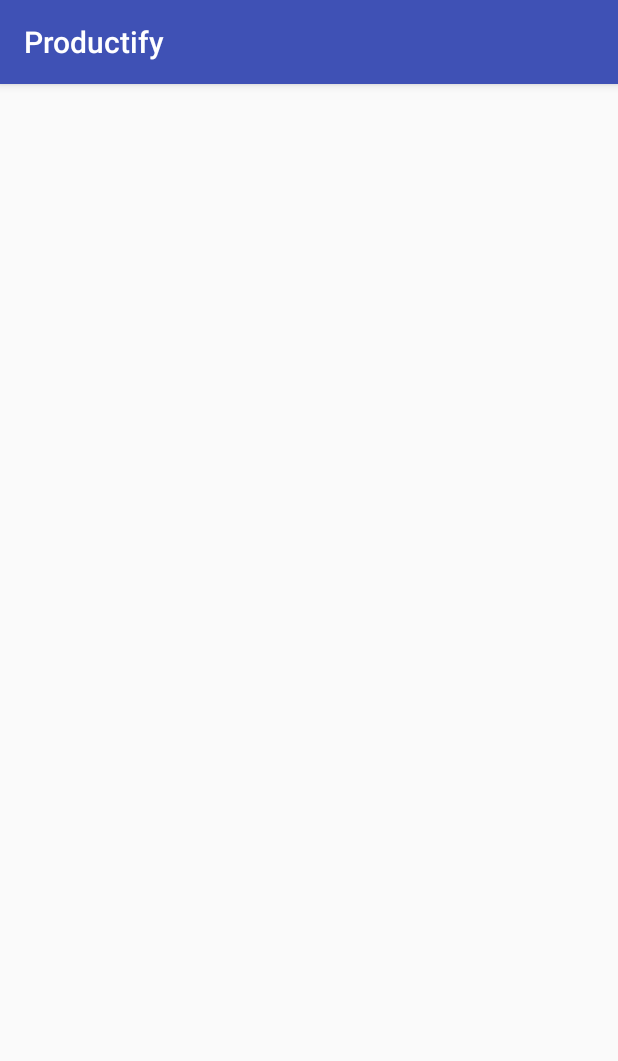
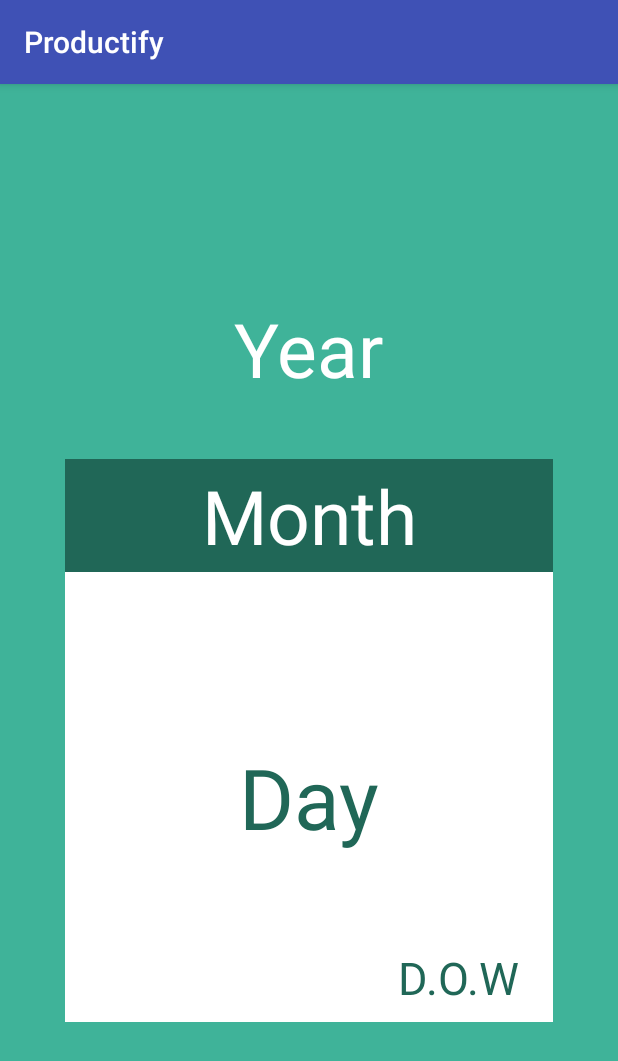
Before and after one commit to AMPITUP19/Productify, an Android app: the Date screen opened directly, with no data from a screen before it, on a phone screen of 412 x 824 dp. Shown: the top 1061 px of the screen. Run offline under Robolectric (Android 15) with nearby library versions, the phone set to English and light mode, and no system bars; 5 statements that could not run were skipped.

Commit message:
April 18

```diff
--- a/app/src/main/AndroidManifest.xml
+++ b/app/src/main/AndroidManifest.xml
@@ -29,7 +29,7 @@
             android:name=".AssignmentsPreview"
             android:label="Producitfy" />
         <activity
-            android:name=".Calendar"
+            android:name=".CalendarScreen"
             android:label="Productify" />
         <activity
             android:name=".ExistingAssignmentsToday"
--- a/app/src/main/java/com/example/nag/productify/Date.java
+++ b/app/src/main/java/com/example/nag/productify/Date.java
@@ -2,12 +2,28 @@ package com.example.nag.productify;
 
 import android.support.v7.app.AppCompatActivity;
 import android.os.Bundle;
+import android.widget.TextView;
 
 public class Date extends AppCompatActivity {
+
+    TextView currentYearText, currentMonthText, currentDayText, dayOfWeekText;
 
     @Override
     protected void onCreate(Bundle savedInstanceState) {
         super.onCreate(savedInstanceState);
         setContentView(R.layout.activity_date);
+
+        Bundle bundle = getIntent().getExtras();
+        int month  = bundle.getInt("month");
+        int year  = bundle.getInt("year");
+        int day = bundle.getInt("day");
+        int dayofweek = bundle.getInt("dayofweek");
+
+        currentDayText = findViewById(R.id.currentDayText);
+        currentMonthText = findViewById(R.id.currentMonthText);
+        currentYearText = findViewById(R.id.currentYearText);
+        dayOfWeekText = findViewById(R.id.dayOfWeekText);
+
+        currentDayText.setText();
     }
 }
--- a/app/src/main/java/com/example/nag/productify/ExistingAssignmentsToday.java
+++ b/app/src/main/java/com/example/nag/productify/ExistingAssignmentsToday.java
@@ -27,7 +27,7 @@ public class ExistingAssignmentsToday extends AppCompatActivity {
 
     public void goToCalendar (View view)
     {
-        Intent cal = new Intent (ExistingAssignmentsToday.this, Calendar.class);
+        Intent cal = new Intent (ExistingAssignmentsToday.this, CalendarScreen.class);
         startActivity(cal);
     }
 }
--- a/app/src/main/res/layout/activity_date.xml
+++ b/app/src/main/res/layout/activity_date.xml
@@ -1,9 +1,50 @@
 <?xml version="1.0" encoding="utf-8"?>
-<android.support.constraint.ConstraintLayout xmlns:android="http://schemas.android.com/apk/res/android"
-    xmlns:app="http://schemas.android.com/apk/res-auto"
+<LinearLayout xmlns:android="http://schemas.android.com/apk/res/android"
     xmlns:tools="http://schemas.android.com/tools"
     android:layout_width="match_parent"
     android:layout_height="match_parent"
-    tools:context=".Date">
+    android:padding="16dp"
+    tools:context=".Date"
+    android:background="#3fb399"
+    android:orientation="vertical"
+    android:gravity="center">
 
-</android.support.constraint.ConstraintLayout>
+    <TextView
+        android:id="@+id/currentYearText"
+        android:layout_width="wrap_content"
+        android:layout_height="wrap_content"
+        android:text="@string/assignYear"
+        android:textSize="50sp"
+        android:textColor="#ffffff" />
+
+    <TextView
+        android:id="@+id/currentMonthText"
+        android:layout_width="325dp"
+        android:layout_height="75dp"
+        android:text="@string/assignMonth"
+        android:textSize="50sp"
+        android:textColor="#ffffff"
+        android:background="#206757"
+        android:gravity="center"
+        android:layout_marginTop="40dp"/>
+
+    <TextView
+        android:id="@+id/currentDayText"
+        android:layout_width="325dp"
+        android:layout_height="300dp"
+        android:text="@string/assignDay"
+        android:textSize="56sp"
+        android:textColor="#206757"
+        android:background="#ffffff"
+        android:gravity="center"/>
+
+    <TextView
+        android:id="@+id/dayOfWeekText"
+        android:layout_width="wrap_content"
+        android:layout_height="wrap_content"
+        android:text="@string/dayofweek"
+        android:textColor="#206757"
+        android:textSize="30sp"
+        android:layout_marginTop="-50dp"
+        android:layout_marginLeft="100dp"/>
+</LinearLayout>
--- a/app/src/main/res/values/strings.xml
+++ b/app/src/main/res/values/strings.xml
@@ -51,4 +51,5 @@
     <string name="assignMinute">Minute</string>
     <string name="start">Start Date</string>
     <string name="heading">Heading</string>
+    <string name="dayofweek">D.O.W</string>
 </resources>
```
Also changed, not shown: app/src/main/java/com/example/nag/productify/AssignmentsPreview.java (+2 -7 lines), app/src/main/java/com/example/nag/productify/CalendarScreen.java (renamed from app/src/main/java/com/example/nag/productify/Calendar.java, +15 -9 lines), app/src/main/java/com/example/nag/productify/MainActivity.java (+7 -16 lines).
